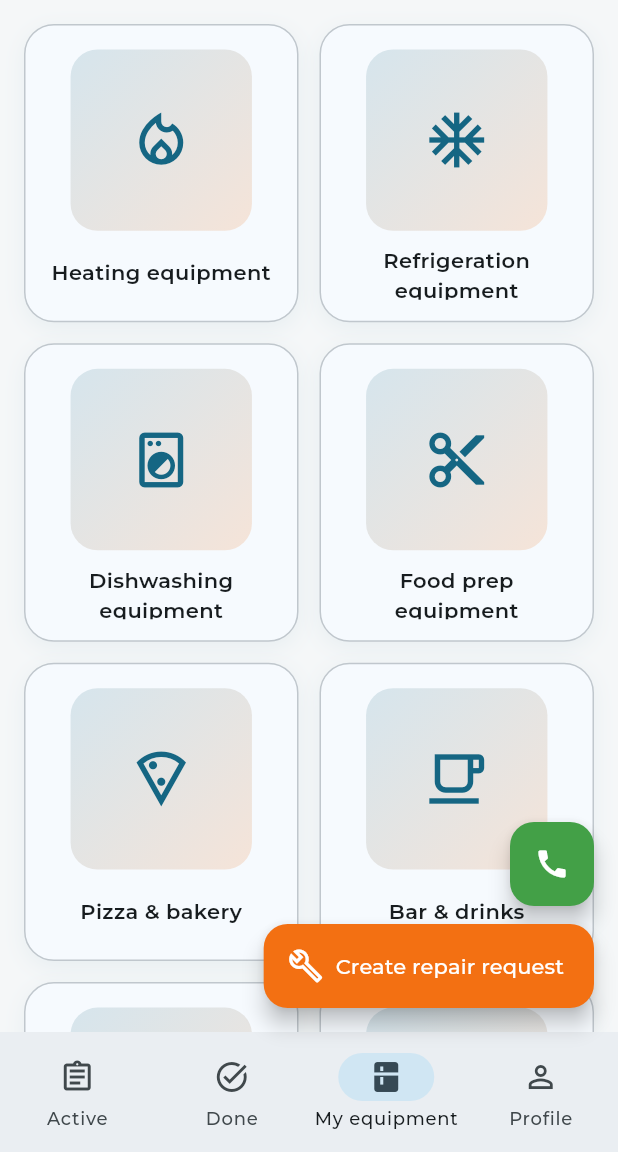
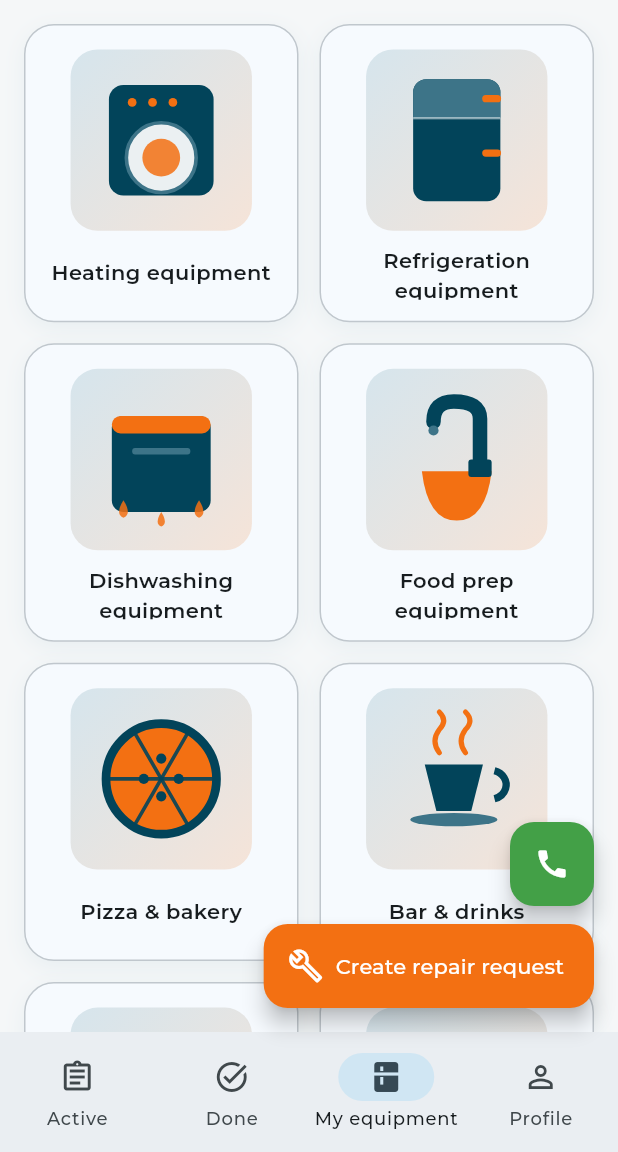
Before and after one commit to savvivs-droid/Project-service, a Flutter app: the _ClientEquipmentTab widget shown alone on an empty page, opened directly, on a phone screen of 412 x 824 dp, the part 84-1236 px from its top. Run offline on Flutter 3.47's test engine with Material 3 defaults, Android fonts, the phone set to English and light mode, and no system bars; our stand-ins replace firebase_core, firebase_messaging, flutter_dotenv, image_picker, shared_preferences, supabase_flutter and 1 more; accounts and stored records are empty; network calls fail.

Commit message:
Нарисованные иллюстрации для 8 категорий оборудования (превью)
Вместо стандартных иконок Material Icons на цветной подложке —
силуэты конкретных приборов (печь с окном дверцы, холодильник с
двумя отсеками и ручками, миксер с чашей, пицца, кофейная чашка с
паром, капля воды, ящик с инструментами и т. д.), нарисованные через
CustomPainter в цветах бренда — без внешних ассетов и пакетов.

Пока подключено только для сетки категорий верхнего уровня
(EquipmentGridTile.illustration — опциональный параметр с фоллбэком
на прежнюю иконку). Виды оборудования внутри категорий (37 штук)
пока остаются на иконках — иллюстрации для них будут добавлены
отдельно после согласования стиля.

Co-Authored-By: Claude Sonnet 5 <noreply@anthropic.com>
Claude-Session: https://claude.ai/code/session_01RmfCPiBqRaj7GbANaBjFbd

```diff
--- a/lib/core/widgets/equipment_grid_tile.dart
+++ b/lib/core/widgets/equipment_grid_tile.dart
@@ -13,12 +13,18 @@ class EquipmentGridTile extends StatelessWidget {
     required this.label,
     required this.count,
     required this.onTap,
+    this.illustration,
   });
 
   final IconData icon;
   final String label;
   final int count;
   final VoidCallback onTap;
+
+  /// Нарисованная от руки иллюстрация (см. equipment_illustrations.dart)
+  /// — если задана, показывается вместо [icon]. Пока есть только для
+  /// категорий верхнего уровня.
+  final CustomPainter? illustration;
 
   @override
   Widget build(BuildContext context) {
@@ -67,7 +73,15 @@ class EquipmentGridTile extends StatelessWidget {
                             ],
                           ),
                         ),
-                        child: Center(
+                        child: illustration != null
+                            ? Padding(
+                                padding: const EdgeInsets.all(12),
+                                child: CustomPaint(
+                                  painter: illustration,
+                                  child: const SizedBox.expand(),
+                                ),
+                              )
+                            : Center(
                                 child: Icon(
                                   icon,
                                   size: 44,
--- /dev/null
+++ b/lib/core/widgets/equipment_illustrations.dart
@@ -0,0 +1,445 @@
+import 'dart:math' as math;
+
+import 'package:flutter/material.dart';
+
+import '../constants/equipment_icons.dart';
+import '../theme/app_theme.dart';
+
+/// Плоские векторные иллюстрации категорий оборудования — силуэты
+/// конкретных приборов (холодильник, печь, миксер и т. д.) в цветах
+/// бренда (deep teal + service orange), а не иконки из стандартного
+/// набора Material Icons. Рисуются через CustomPainter, без внешних
+/// ассетов и пакетов — работает на любом экране и в любом разрешении.
+CustomPainter equipmentIllustrationFor(EquipmentCategory category) {
+  switch (category) {
+    case EquipmentCategory.thermal:
+      return const _ThermalIllustration();
+    case EquipmentCategory.refrigeration:
+      return const _RefrigerationIllustration();
+    case EquipmentCategory.dishwashing:
+      return const _DishwashingIllustration();
+    case EquipmentCategory.foodPrep:
+      return const _FoodPrepIllustration();
+    case EquipmentCategory.pizzaBakery:
+      return const _PizzaBakeryIllustration();
+    case EquipmentCategory.bar:
+      return const _BarIllustration();
+    case EquipmentCategory.water:
+      return const _WaterIllustration();
+    case EquipmentCategory.other:
+      return const _OtherIllustration();
+  }
+}
+
+/// Общая база: тело — deep teal, детали/акценты — service orange,
+/// более светлый оттенок teal — для второстепенных линий/теней.
+abstract class _EquipmentPainter extends CustomPainter {
+  const _EquipmentPainter();
+
+  static const Color body = AppTheme.primary;
+  static const Color bodyLight = Color(0xFF3D7488);
+  static const Color accent = AppTheme.accent;
+
+  @override
+  bool shouldRepaint(covariant CustomPainter oldDelegate) => false;
+}
+
+/// Печь/конвектомат: корпус с круглым окном дверцы и панелью управления.
+class _ThermalIllustration extends _EquipmentPainter {
+  const _ThermalIllustration();
+
+  @override
+  void paint(Canvas canvas, Size size) {
+    final w = size.width;
+    final h = size.height;
+    final bodyRect = Rect.fromLTWH(w * 0.14, h * 0.12, w * 0.72, h * 0.76);
+
+    canvas.drawRRect(
+      RRect.fromRectAndRadius(bodyRect, Radius.circular(w * 0.1)),
+      Paint()..color = _EquipmentPainter.body,
+    );
+
+    // Панель управления вверху — 3 индикатора.
+    for (var i = 0; i < 3; i++) {
+      canvas.drawCircle(
+        Offset(w * (0.30 + i * 0.14), h * 0.24),
+        w * 0.03,
+        Paint()..color = _EquipmentPainter.accent,
+      );
+    }
+
+    // Окно дверцы.
+    final windowCenter = Offset(w * 0.5, h * 0.62);
+    canvas.drawCircle(
+      windowCenter,
+      w * 0.24,
+      Paint()..color = Colors.white.withValues(alpha: 0.92),
+    );
+    canvas.drawCircle(
+      windowCenter,
+      w * 0.24,
+      Paint()
+        ..color = _EquipmentPainter.bodyLight
+        ..style = PaintingStyle.stroke
+        ..strokeWidth = w * 0.025,
+    );
+    canvas.drawCircle(
+      windowCenter,
+      w * 0.13,
+      Paint()..color = _EquipmentPainter.accent.withValues(alpha: 0.85),
+    );
+  }
+}
+
+/// Холодильник/морозильник: два отсека с ручками.
+class _RefrigerationIllustration extends _EquipmentPainter {
+  const _RefrigerationIllustration();
+
+  @override
+  void paint(Canvas canvas, Size size) {
+    final w = size.width;
+    final h = size.height;
+    final bodyRect = Rect.fromLTWH(w * 0.2, h * 0.08, w * 0.6, h * 0.84);
+    final freezerRect = Rect.fromLTWH(
+      bodyRect.left,
+      bodyRect.top,
+      bodyRect.width,
+      bodyRect.height * 0.32,
+    );
+
+    canvas.drawRRect(
+      RRect.fromRectAndRadius(bodyRect, Radius.circular(w * 0.09)),
+      Paint()..color = _EquipmentPainter.body,
+    );
+
+    // Морозильная камера — светлее, чтобы два отсека читались отдельно.
+    canvas.drawRRect(
+      RRect.fromRectAndCorners(
+        freezerRect,
+        topLeft: Radius.circular(w * 0.09),
+        topRight: Radius.circular(w * 0.09),
+      ),
+      Paint()..color = _EquipmentPainter.bodyLight,
+    );
+    // Тонкий зазор между отсеками поверх границы.
+    canvas.drawRect(
+      Rect.fromLTWH(bodyRect.left, freezerRect.bottom - h * 0.008, bodyRect.width, h * 0.016),
+      Paint()..color = Colors.white.withValues(alpha: 0.5),
+    );
+
+    // Ручки — короткие горизонтальные планки у правого края каждой дверцы.
+    final handlePaint = Paint()
+      ..color = _EquipmentPainter.accent
+      ..strokeWidth = w * 0.05
+      ..strokeCap = StrokeCap.round;
+    canvas.drawLine(
+      Offset(bodyRect.right - w * 0.1, freezerRect.top + freezerRect.height * 0.5),
+      Offset(bodyRect.right - w * 0.02, freezerRect.top + freezerRect.height * 0.5),
+      handlePaint,
+    );
+    final fridgeCenterY = freezerRect.bottom + (bodyRect.bottom - freezerRect.bottom) * 0.42;
+    canvas.drawLine(
+      Offset(bodyRect.right - w * 0.1, fridgeCenterY),
+      Offset(bodyRect.right - w * 0.02, fridgeCenterY),
+      handlePaint,
+    );
+  }
+}
+
+/// Посудомоечная машина: корпус с панелью управления и брызгами воды.
+class _DishwashingIllustration extends _EquipmentPainter {
+  const _DishwashingIllustration();
+
+  @override
+  void paint(Canvas canvas, Size size) {
+    final w = size.width;
+    final h = size.height;
+    final bodyRect = Rect.fromLTWH(w * 0.16, h * 0.2, w * 0.68, h * 0.66);
+
+    canvas.drawRRect(
+      RRect.fromRectAndRadius(bodyRect, Radius.circular(w * 0.08)),
+      Paint()..color = _EquipmentPainter.body,
+    );
+
+    // Панель управления.
+    canvas.drawRRect(
+      RRect.fromRectAndRadius(
+        Rect.fromLTWH(bodyRect.left, bodyRect.top, bodyRect.width, h * 0.12),
+        Radius.circular(w * 0.06),
+      ),
+      Paint()..color = _EquipmentPainter.accent,
+    );
+
+    // Ручка дверцы.
+    canvas.drawRRect(
+      RRect.fromRectAndRadius(
+        Rect.fromLTWH(w * 0.3, h * 0.42, w * 0.4, h * 0.045),
+        Radius.circular(w * 0.02),
+      ),
+      Paint()..color = _EquipmentPainter.bodyLight,
+    );
+
+    // Капли воды.
+    final dropPaint = Paint()..color = _EquipmentPainter.accent.withValues(alpha: 0.85);
+    _drawDrop(canvas, Offset(w * 0.24, h * 0.9), w * 0.06, dropPaint);
+    _drawDrop(canvas, Offset(w * 0.5, h * 0.96), w * 0.05, dropPaint);
+    _drawDrop(canvas, Offset(w * 0.76, h * 0.9), w * 0.06, dropPaint);
+  }
+}
+
+/// Оборудование для обработки продуктов: миксер на подставке с чашей.
+class _FoodPrepIllustration extends _EquipmentPainter {
+  const _FoodPrepIllustration();
+
+  @override
+  void paint(Canvas canvas, Size size) {
+    final w = size.width;
+    final h = size.height;
+
+    // Чаша.
+    final bowlPath = Path()
+      ..moveTo(w * 0.26, h * 0.58)
+      ..lineTo(w * 0.74, h * 0.58)
+      ..quadraticBezierTo(w * 0.7, h * 0.92, w * 0.5, h * 0.92)
+      ..quadraticBezierTo(w * 0.3, h * 0.92, w * 0.26, h * 0.58)
+      ..close();
+    canvas.drawPath(bowlPath, Paint()..color = _EquipmentPainter.accent);
+
+    // Основание колонны.
+    canvas.drawRRect(
+      RRect.fromRectAndRadius(
+        Rect.fromLTWH(w * 0.58, h * 0.5, w * 0.16, h * 0.12),
+        Radius.circular(w * 0.02),
+      ),
+      Paint()..color = _EquipmentPainter.body,
+    );
+
+    // Колонна изгибается дугой над чашей — характерный силуэт
+    // планетарного миксера.
+    final armPaint = Paint()
+      ..color = _EquipmentPainter.body
+      ..style = PaintingStyle.stroke
+      ..strokeWidth = w * 0.1
+      ..strokeCap = StrokeCap.round;
+    final armPath = Path()
+      ..moveTo(w * 0.66, h * 0.54)
+      ..lineTo(w * 0.66, h * 0.22)
+      ..quadraticBezierTo(w * 0.66, h * 0.1, w * 0.48, h * 0.1)
+      ..quadraticBezierTo(w * 0.34, h * 0.1, w * 0.34, h * 0.24);
+    canvas.drawPath(armPath, armPaint);
+
+    // Насадка-венчик над чашей.
+    canvas.drawCircle(
+      Offset(w * 0.34, h * 0.3),
+      w * 0.035,
+      Paint()..color = _EquipmentPainter.bodyLight,
+    );
+  }
+}
+
+/// Пицца и пекарня: разрезанная на дольки пицца.
+class _PizzaBakeryIllustration extends _EquipmentPainter {
+  const _PizzaBakeryIllustration();
+
+  @override
+  void paint(Canvas canvas, Size size) {
+    final w = size.width;
+    final h = size.height;
+    final center = Offset(w * 0.5, h * 0.5);
+    final radius = w * 0.38;
+
+    canvas.drawCircle(center, radius, Paint()..color = _EquipmentPainter.accent);
+    canvas.drawCircle(
+      center,
+      radius,
+      Paint()
+        ..color = _EquipmentPainter.body
+        ..style = PaintingStyle.stroke
+        ..strokeWidth = w * 0.06,
+    );
+
+    // Линии-дольки.
+    final sliceLinePaint = Paint()
+      ..color = _EquipmentPainter.body.withValues(alpha: 0.9)
+      ..strokeWidth = w * 0.025
+      ..strokeCap = StrokeCap.round;
+    for (final angleDeg in [0, 60, 120]) {
+      final rad = angleDeg * math.pi / 180;
+      final dx = radius * 0.94 * math.cos(rad);
+      final dy = radius * 0.94 * math.sin(rad);
+      canvas.drawLine(
+        Offset(center.dx - dx, center.dy - dy),
+        Offset(center.dx + dx, center.dy + dy),
+        sliceLinePaint,
+      );
+    }
+
+    // "Начинка" — точки.
+    final toppingPaint = Paint()..color = _EquipmentPainter.body;
+    for (final offset in [
+      Offset(w * 0.5, h * 0.36),
+      Offset(w * 0.38, h * 0.5),
+      Offset(w * 0.62, h * 0.5),
+      Offset(w * 0.5, h * 0.62),
+    ]) {
+      canvas.drawCircle(offset, w * 0.035, toppingPaint);
+    }
+  }
+}
+
+/// Бар и напитки: чашка кофе с блюдцем и паром.
+class _BarIllustration extends _EquipmentPainter {
+  const _BarIllustration();
+
+  @override
+  void paint(Canvas canvas, Size size) {
+    final w = size.width;
+    final h = size.height;
+
+    // Блюдце.
+    canvas.drawOval(
+      Rect.fromCenter(
+          center: Offset(w * 0.48, h * 0.78), width: w * 0.6, height: h * 0.09),
+      Paint()..color = _EquipmentPainter.bodyLight,
+    );
+
+    // Чашка (трапеция).
+    final cupPath = Path()
+      ..moveTo(w * 0.28, h * 0.4)
+      ..lineTo(w * 0.68, h * 0.4)
+      ..lineTo(w * 0.6, h * 0.72)
+      ..lineTo(w * 0.36, h * 0.72)
+      ..close();
+    canvas.drawPath(cupPath, Paint()..color = _EquipmentPainter.body);
+
+    // Ручка.
+    canvas.drawArc(
+      Rect.fromLTWH(w * 0.62, h * 0.44, w * 0.22, h * 0.2),
+      -1.3,
+      2.6,
+      false,
+      Paint()
+        ..color = _EquipmentPainter.body
+        ..style = PaintingStyle.stroke
+        ..strokeWidth = w * 0.05,
+    );
+
+    // Пар.
+    final steamPaint = Paint()
+      ..color = _EquipmentPainter.accent
+      ..style = PaintingStyle.stroke
+      ..strokeWidth = w * 0.035
+      ..strokeCap = StrokeCap.round;
+    _drawSteamLine(canvas, w * 0.38, h, steamPaint);
+    _drawSteamLine(canvas, w * 0.56, h, steamPaint);
+  }
+
+  void _drawSteamLine(Canvas canvas, double x, double h, Paint paint) {
+    final path = Path()
+      ..moveTo(x, h * 0.32)
+      ..quadraticBezierTo(x - h * 0.06, h * 0.24, x, h * 0.16)
+      ..quadraticBezierTo(x + h * 0.06, h * 0.1, x, h * 0.04);
+    canvas.drawPath(path, paint);
+  }
+}
+
+/// Вода и водоподготовка: капля с волнами.
+class _WaterIllustration extends _EquipmentPainter {
+  const _WaterIllustration();
+
+  @override
+  void paint(Canvas canvas, Size size) {
+    final w = size.width;
+    final h = size.height;
+
+    // Классическая форма капли: острый верх + круглый низ (треугольник
+    // сглажен кривыми, переходящими в нижнюю полуокружность).
+    const cx = 0.5, apexY = 0.08, bulgeY = 0.52, r = 0.26;
+    final dropPath = Path()
+      ..moveTo(w * cx, h * apexY)
+      ..quadraticBezierTo(w * (cx - r * 1.15), h * (apexY + (bulgeY - apexY) * 0.65),
+          w * (cx - r), h * bulgeY)
+      ..arcToPoint(
+        Offset(w * (cx + r), h * bulgeY),
+        radius: Radius.circular(w * r),
+        clockwise: false,
+        largeArc: true,
+      )
+      ..quadraticBezierTo(w * (cx + r * 1.15), h * (apexY + (bulgeY - apexY) * 0.65),
+          w * cx, h * apexY)
+      ..close();
+    canvas.drawPath(dropPath, Paint()..color = _EquipmentPainter.body);
+
+    // Блик — намёк на объём.
+    canvas.drawOval(
+      Rect.fromCenter(center: Offset(w * 0.4, h * 0.58), width: w * 0.14, height: h * 0.2),
+      Paint()..color = Colors.white.withValues(alpha: 0.45),
+    );
+
+    // Волна у основания — водоподготовка / поток.
+    final wavePaint = Paint()
+      ..color = _EquipmentPainter.accent
+      ..style = PaintingStyle.stroke
+      ..strokeWidth = w * 0.045
+      ..strokeCap = StrokeCap.round;
+    final wavePath = Path()
+      ..moveTo(w * 0.18, h * 0.9)
+      ..quadraticBezierTo(w * 0.32, h * 0.82, w * 0.5, h * 0.9)
+      ..quadraticBezierTo(w * 0.68, h * 0.98, w * 0.82, h * 0.9);
+    canvas.drawPath(wavePath, wavePaint);
+  }
+}
+
+/// "Другое": ящик с инструментами.
+class _OtherIllustration extends _EquipmentPainter {
+  const _OtherIllustration();
+
+  @override
+  void paint(Canvas canvas, Size size) {
+    final w = size.width;
+    final h = size.height;
+
+    // Ручка.
+    canvas.drawArc(
+      Rect.fromLTWH(w * 0.32, h * 0.1, w * 0.36, h * 0.32),
+      3.4,
+      2.6,
+      false,
+      Paint()
+        ..color = _EquipmentPainter.bodyLight
+        ..style = PaintingStyle.stroke
+        ..strokeWidth = w * 0.05,
+    );
+
+    // Корпус ящика.
+    final boxRect = Rect.fromLTWH(w * 0.16, h * 0.42, w * 0.68, h * 0.42);
+    canvas.drawRRect(
+      RRect.fromRectAndRadius(boxRect, Radius.circular(w * 0.06)),
+      Paint()..color = _EquipmentPainter.body,
+    );
+
+    // Разделительная линия крышки.
+    canvas.drawRect(
+      Rect.fromLTWH(boxRect.left, h * 0.55, boxRect.width, h * 0.02),
+      Paint()..color = _EquipmentPainter.bodyLight,
+    );
+
+    // Защёлка.
+    canvas.drawRRect(
+      RRect.fromRectAndRadius(
+        Rect.fromLTWH(w * 0.44, h * 0.5, w * 0.12, h * 0.1),
+        Radius.circular(w * 0.02),
+      ),
+      Paint()..color = _EquipmentPainter.accent,
+    );
+  }
+}
+
+void _drawDrop(Canvas canvas, Offset tip, double size, Paint paint) {
+  final path = Path()
+    ..moveTo(tip.dx, tip.dy - size * 2)
+    ..quadraticBezierTo(tip.dx + size, tip.dy - size * 0.4, tip.dx, tip.dy)
+    ..quadraticBezierTo(tip.dx - size, tip.dy - size * 0.4, tip.dx, tip.dy - size * 2)
+    ..close();
+  canvas.drawPath(path, paint);
+}
--- a/lib/features/home/client_home_screen.dart
+++ b/lib/features/home/client_home_screen.dart
@@ -9,6 +9,7 @@ import '../../core/l10n/l10n_extension.dart';
 import '../../core/utils/launch_helpers.dart';
 import '../../core/widgets/app_brand.dart';
 import '../../core/widgets/equipment_grid_tile.dart';
+import '../../core/widgets/equipment_illustrations.dart';
 import '../../core/widgets/language_switcher.dart';
 import '../../models/equipment.dart';
 import '../../models/establishment.dart';
@@ -598,6 +599,7 @@ class _ClientEquipmentTabState extends State<_ClientEquipmentTab> {
               final category = EquipmentCategory.values[index];
               return EquipmentGridTile(
                 icon: category.icon,
+                illustration: equipmentIllustrationFor(category),
                 label: category.label(context),
                 count: countFor(category),
                 onTap: () => _openCategory(context, category),
```
Lines whose indentation alone changed are shown as unchanged.
